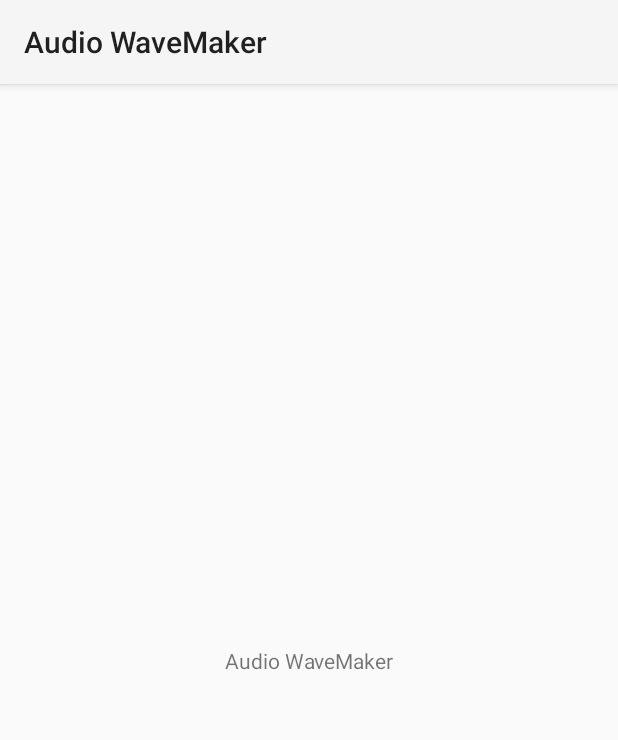
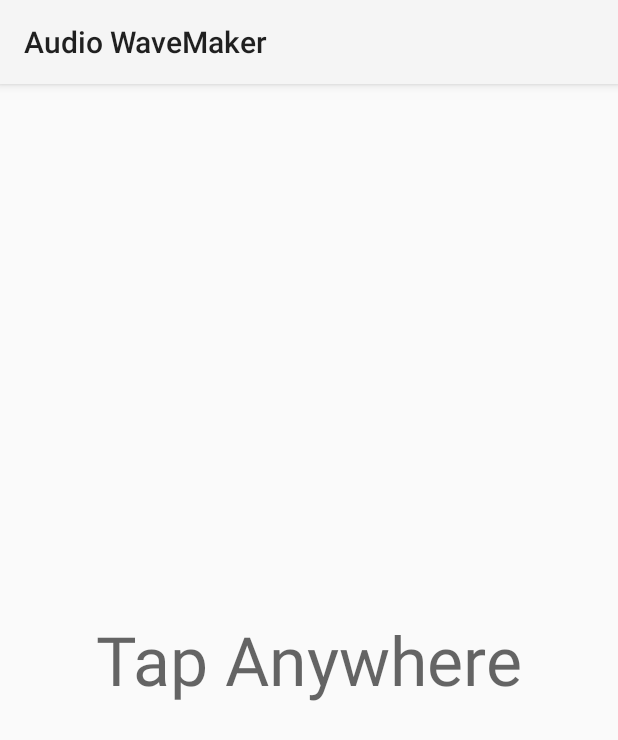
Before and after one commit to zawzaww/audio-wavemaker, an Android app: the MainActivity screen opened directly, with no data from a screen before it, on a phone screen of 412 x 824 dp. Shown: the top 740 px of the screen. Run offline under Robolectric (Android 15) with nearby library versions, the phone set to English and light mode, and no system bars; 2 statements that could not run were skipped.

Commit message:
audio-wavemaker: cpp: ui: Create the jni bridge and ui for touch event

```diff
--- a/app/src/main/java/com/frnt/zawzaw/audiowavemaker/MainActivity.java
+++ b/app/src/main/java/com/frnt/zawzaw/audiowavemaker/MainActivity.java
@@ -2,7 +2,7 @@ package com.frnt.zawzaw.audiowavemaker;
 
 import android.support.v7.app.AppCompatActivity;
 import android.os.Bundle;
-import android.widget.TextView;
+import android.view.MotionEvent;
 
 public class MainActivity extends AppCompatActivity {
 
@@ -11,19 +11,29 @@ public class MainActivity extends AppCompatActivity {
         System.loadLibrary("jni-bridge");
     }
 
+    private native void touchEvent(int action);
+
+    private native void startEngine();
+
+    private native void stopEngine();
+
     @Override
     protected void onCreate(Bundle savedInstanceState) {
         super.onCreate(savedInstanceState);
         setContentView(R.layout.activity_main);
-
-        // Example of a call to a native method
-        TextView tv = findViewById(R.id.sample_text);
-        tv.setText(stringFromJNI());
+        startEngine();
     }
 
-    /**
-     * A native method that is implemented by the 'native-lib' native library,
-     * which is packaged with this application.
-     */
-    public native String stringFromJNI();
+    @Override
+    public boolean onTouchEvent(MotionEvent event) {
+        touchEvent(event.getAction());
+        return super.onTouchEvent(event);
+    }
+
+    @Override
+    protected void onDestroy() {
+        stopEngine();
+        super.onDestroy();
+    }
+
 }
--- a/app/src/main/res/layout/activity_main.xml
+++ b/app/src/main/res/layout/activity_main.xml
@@ -1,19 +1,16 @@
 <?xml version="1.0" encoding="utf-8"?>
-<android.support.constraint.ConstraintLayout xmlns:android="http://schemas.android.com/apk/res/android"
-    xmlns:app="http://schemas.android.com/apk/res-auto"
+<FrameLayout xmlns:android="http://schemas.android.com/apk/res/android"
     xmlns:tools="http://schemas.android.com/tools"
+    android:id="@+id/touchArea"
     android:layout_width="match_parent"
     android:layout_height="match_parent"
-    tools:context=".MainActivity">
+    tools:context="com.frnt.zawzaw.audiowavemaker.MainActivity">
 
     <TextView
-        android:id="@+id/sample_text"
         android:layout_width="wrap_content"
         android:layout_height="wrap_content"
-        android:text="@string/app_name"
-        app:layout_constraintBottom_toBottomOf="parent"
-        app:layout_constraintLeft_toLeftOf="parent"
-        app:layout_constraintRight_toRightOf="parent"
-        app:layout_constraintTop_toTopOf="parent" />
+        android:layout_gravity="center"
+        android:text="@string/tap_anywhere"
+        android:textAppearance="@android:style/TextAppearance.Material.Display2" />
 
-</android.support.constraint.ConstraintLayout>
+</FrameLayout>
--- a/app/src/main/res/values/strings.xml
+++ b/app/src/main/res/values/strings.xml
@@ -1,3 +1,4 @@
 <resources>
     <string name="app_name">Audio WaveMaker</string>
+    <string name="tap_anywhere">Tap Anywhere</string>
 </resources>
```
Also changed, not shown: 1 other file.
